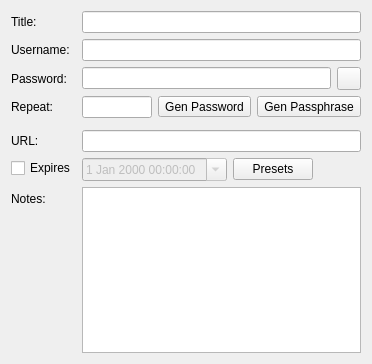
First picture: the form in src/gui/entry/EditEntryWidgetMain.ui, repository keepassxreboot/keepassxc, before the edit.
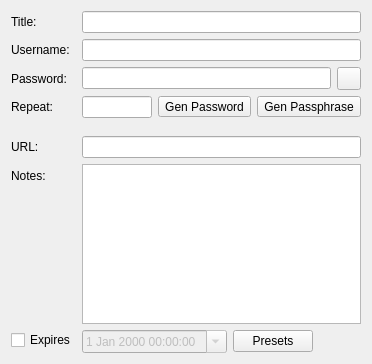
Second picture: the form after the edit. Custom widgets are drawn as their Qt base class.

Commit message: Display PassphraseGeneratorWidget in the proper place in the GUI

What changed in the file:
```diff
--- a/src/gui/entry/EditEntryWidgetMain.ui
+++ b/src/gui/entry/EditEntryWidgetMain.ui
@@ -97,24 +97,24 @@
     </item>
     </layout>
    </item>
-   <item row="7" column="0">
+   <item row="8" column="0">
     <widget class="QLabel" name="urlLabel">
      <property name="text">
       <string>URL:</string>
      </property>
     </widget>
    </item>
-   <item row="7" column="1">
+   <item row="8" column="1">
     <widget class="QLineEdit" name="urlEdit"/>
    </item>
-   <item row="8" column="0">
+   <item row="10" column="0">
     <widget class="QCheckBox" name="expireCheck">
      <property name="text">
       <string>Expires</string>
      </property>
     </widget>
    </item>
-   <item row="8" column="1">
+   <item row="10" column="1">
     <layout class="QHBoxLayout" name="horizontalLayout_2">
      <item>
       <widget class="QDateTimeEdit" name="expireDatePicker">
@@ -155,7 +155,7 @@
    <item row="6" column="1">
     <widget class="PasswordGeneratorWidget" name="passwordGenerator" native="true"/>
    </item>
-   <item row="6" column="1">
+   <item row="7" column="1">
     <widget class="PassphraseGeneratorWidget" name="passphraseGenerator" native="true"/>
    </item>
   </layout>
```
Lines whose indentation alone changed are shown as unchanged. The commit also changes 1 other file.
